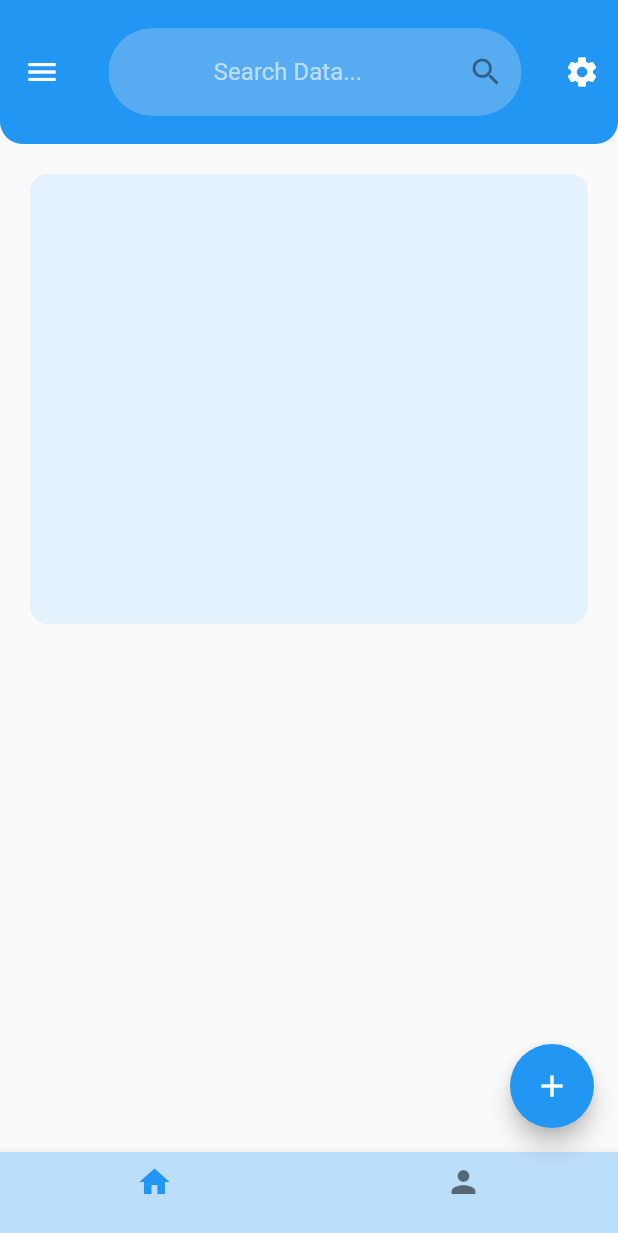
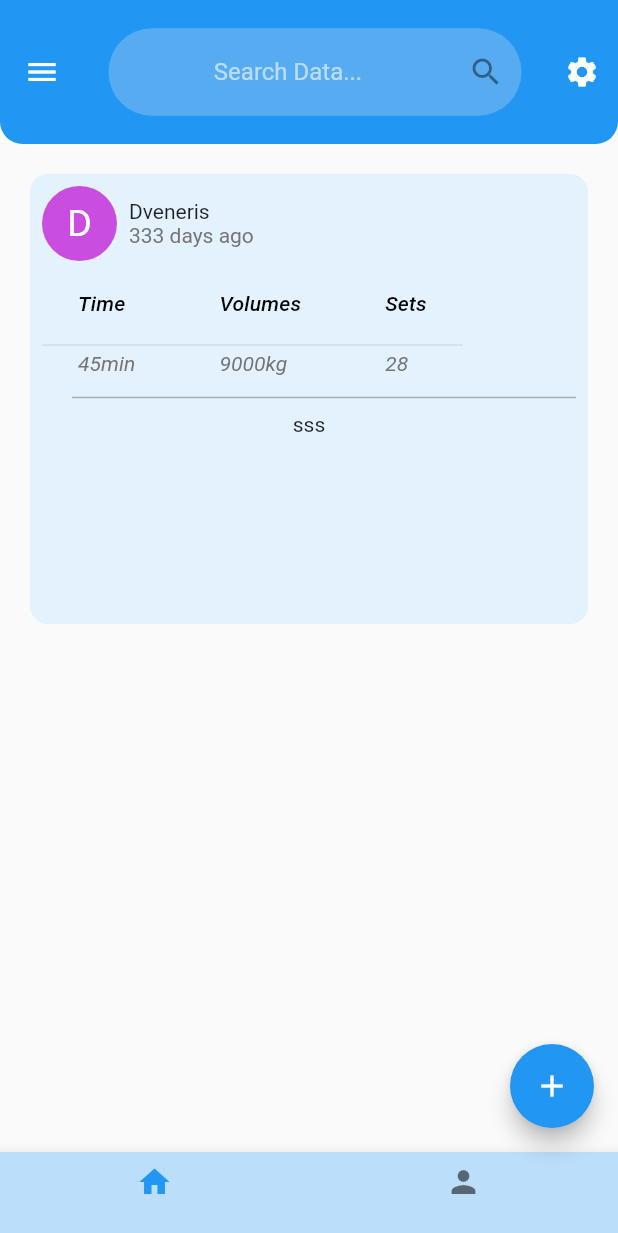
Before and after one commit to DVeneris/training_logger, a Flutter app: the screen it shows after launch, on a phone screen of 412 x 824 dp. Shown: the top 1233 px of the screen. Run offline on Flutter 3.47's test engine with Material 2 defaults, Android fonts, the light colour scheme and no system bars.

Commit message:
ksekinima tou card

```diff
--- a/lib/main.dart
+++ b/lib/main.dart
@@ -94,7 +94,99 @@ class _MyHomePageState extends State<MyHomePage> {
                     borderRadius: BorderRadius.circular(12),
                     color: Colors.blue[50],
                   ),
-                  child: Column(children: []),
+                  child: Padding(
+                    padding: const EdgeInsets.all(8.0),
+                    child: Column(children: [
+                      Row(
+                        children: [
+                          const CircleAvatar(
+                            backgroundColor: Color.fromARGB(255, 201, 78, 223),
+                            radius: 25,
+                            child: Text(
+                              "D",
+                              style:
+                                  TextStyle(color: Colors.white, fontSize: 25),
+                            ),
+                          ),
+                          Padding(
+                            padding: const EdgeInsets.all(8.0),
+                            child: Column(
+                              crossAxisAlignment: CrossAxisAlignment.start,
+                              children: [
+                                const Text(
+                                  "Dveneris",
+                                  textAlign: TextAlign.left,
+                                ),
+                                Text(
+                                  "333 days ago",
+                                  style: TextStyle(color: Colors.grey.shade600),
+                                ),
+                              ],
+                            ),
+                          )
+                        ],
+                      ),
+                      Row(
+                        crossAxisAlignment: CrossAxisAlignment.center,
+                        mainAxisAlignment: MainAxisAlignment.spaceBetween,
+                        children: [
+                          DataTable(
+                            dividerThickness: 0,
+                            dataRowHeight: 25,
+                            dataTextStyle: TextStyle(
+                                fontStyle: FontStyle.italic,
+                                color: Colors.grey.shade600),
+                            columns: const <DataColumn>[
+                              DataColumn(
+                                label: Expanded(
+                                  child: Text(
+                                    'Time',
+                                    style:
+                                        TextStyle(fontStyle: FontStyle.italic),
+                                  ),
+                                ),
+                              ),
+                              DataColumn(
+                                label: Expanded(
+                                  child: Text(
+                                    'Volumes',
+                                    style:
+                                        TextStyle(fontStyle: FontStyle.italic),
+                                  ),
+                                ),
+                              ),
+                              DataColumn(
+                                label: Expanded(
+                                  child: Text(
+                                    'Sets',
+                                    style:
+                                        TextStyle(fontStyle: FontStyle.italic),
+                                  ),
+                                ),
+                              ),
+                            ],
+                            rows: const <DataRow>[
+                              DataRow(
+                                cells: <DataCell>[
+                                  DataCell(Text('45min')),
+                                  DataCell(Text('9000kg')),
+                                  DataCell(Text('28')),
+                                ],
+                              ),
+                            ],
+                          ),
+                        ],
+                      ),
+                      Divider(
+                        height: 20,
+                        thickness: 1,
+                        indent: 20,
+                        endIndent: 0,
+                        color: Color.fromARGB(255, 173, 172, 172),
+                      ),
+                      Text("sss"),
+                    ]),
+                  ),
                 ),
               ),
             ]))
```
